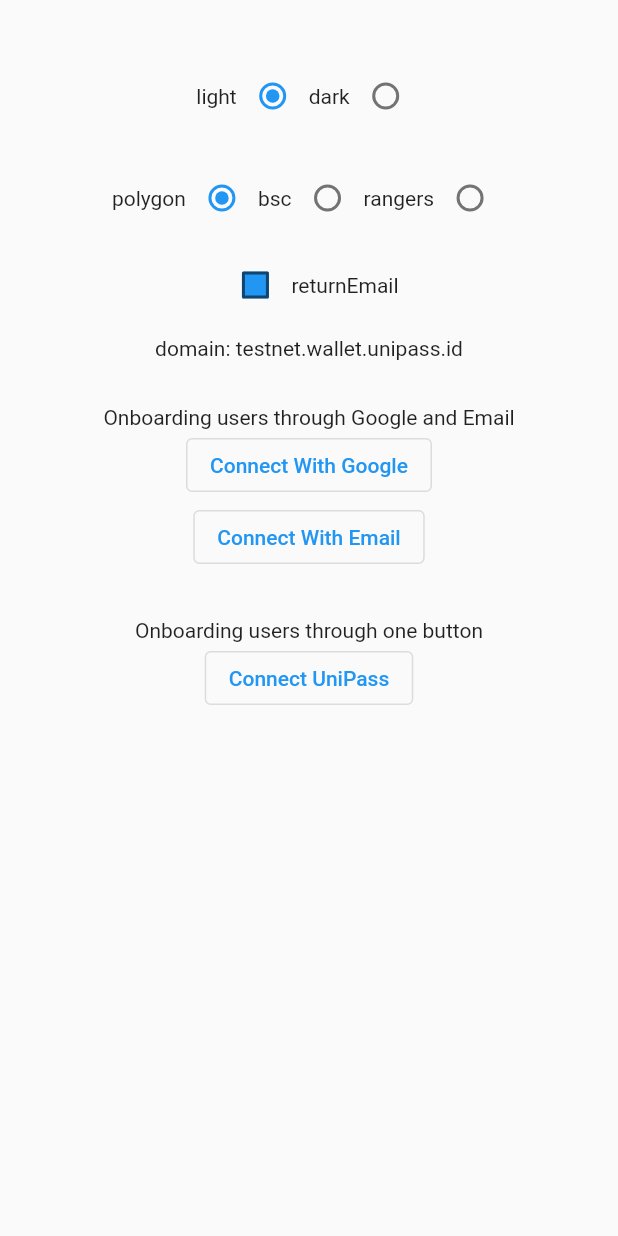
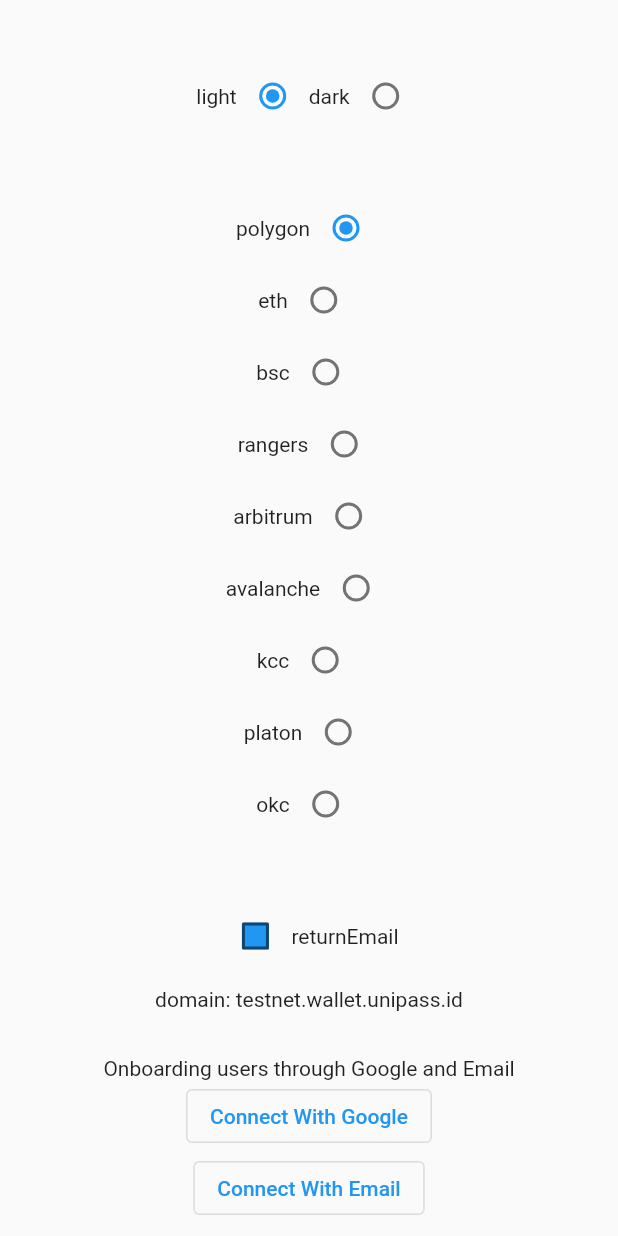
Before and after one commit to UniPassID/unipass-flutter-web-sdk, a Flutter app: the screen it shows after launch, on a phone screen of 412 x 824 dp. Run offline on Flutter 3.47's test engine with Material 2 defaults, Android fonts, the phone set to English and light mode, and no system bars; drawn by our look-alikes of oktoast; our stand-ins replace shared_preferences; missing offline and left inert: flutter_inappwebview, web3dart; accounts and stored records are empty.

Commit message:
feat: add support chain

```diff
--- a/example/lib/main.dart
+++ b/example/lib/main.dart
@@ -87,34 +87,19 @@ class _HomePageState extends State<HomePage> {
             ),
           ],
         ),
-        const SizedBox(height: 10),
-        const SizedBox(height: 10),
-        Row(
+        const SizedBox(height: 40),
+        Center(
+          child: Wrap(
+            alignment: WrapAlignment.center,
+            runAlignment: WrapAlignment.center,
+            children: ChainType.values.map((item) {
+              return Row(
                 mainAxisAlignment: MainAxisAlignment.center,
+                crossAxisAlignment: CrossAxisAlignment.center,
                 children: [
-            const Text("polygon"),
+                  Text(item.name),
                   Radio<ChainType>(
-              value: ChainType.polygon,
-              groupValue: chainType,
-              onChanged: (ChainType? value) {
-                setState(() {
-                  chainType = value!;
-                });
-              },
-            ),
-            const Text("bsc"),
-            Radio<ChainType>(
-              value: ChainType.bsc,
-              groupValue: chainType,
-              onChanged: (ChainType? value) {
-                setState(() {
-                  chainType = value!;
-                });
-              },
-            ),
-            const Text("rangers"),
-            Radio<ChainType>(
-              value: ChainType.rangers,
+                    value: item,
                     groupValue: chainType,
                     onChanged: (ChainType? value) {
                       setState(() {
@@ -123,8 +108,11 @@ class _HomePageState extends State<HomePage> {
                     },
                   ),
                 ],
+              );
+            }).toList(),
           ),
-        const SizedBox(height: 10),
+        ),
+        const SizedBox(height: 40),
         Row(
           mainAxisAlignment: MainAxisAlignment.center,
           children: [
@@ -164,7 +152,12 @@ class _HomePageState extends State<HomePage> {
               Navigator.push(
                 context,
                 MaterialPageRoute(builder: (context) {
-                  return TestPage(theme: theme, chainType: chainType, domain: domain, connectType: ConnectType.google, returnEmail: returnEmail);
+                  return TestPage(
+                      theme: theme,
+                      chainType: chainType,
+                      domain: domain,
+                      connectType: ConnectType.google,
+                      returnEmail: returnEmail);
                 }),
               );
             },
@@ -178,7 +171,12 @@ class _HomePageState extends State<HomePage> {
               Navigator.push(
                 context,
                 MaterialPageRoute(builder: (context) {
-                  return TestPage(theme: theme, chainType: chainType, domain: domain, connectType: ConnectType.email, returnEmail: returnEmail);
+                  return TestPage(
+                      theme: theme,
+                      chainType: chainType,
+                      domain: domain,
+                      connectType: ConnectType.email,
+                      returnEmail: returnEmail);
                 }),
               );
             },
--- a/example/lib/page.dart
+++ b/example/lib/page.dart
@@ -7,15 +7,34 @@ import 'package:web3dart/crypto.dart';
 
 import 'erc20.g.dart';
 
+const ethUsdcAddress = "0x365E05Fd986245d14c740c139DF8712AD8807874";
 const polygonUsdcAddress = "0x87F0E95E11a49f56b329A1c143Fb22430C07332a";
 const bscUsdcAddress = "0x64544969ed7EBf5f083679233325356EbE738930";
 const rangersUsdcAddress = "0xd6ed1c13914ff1b08737b29de4039f542162cae1";
+const arbitrumUsdcAddress = "0x8667Bfb67d4D9fd1e61168dc872e17f637964547";
+const avalancheUsdcAddress = "0x5425890298aed601595a70AB815c96711a31Bc65";
+const kccUsdcAddress = "0xd6c7e27a598714c2226404eb054e0c074c906fc9";
+const platonUsdcAddress = "0xEd5e318045D33611E877C25F7aFE6e98e2c2933C";
+const okcUsdcAddress = "0x6b2b3F5a58c4C258f63b948566581787E45D651E";
+
+const ethUsdcDecimal = 6;
 const polygonUsdcDecimal = 6;
 const bscUsdcDecimal = 18;
 const rangersUsdcDecimal = 6;
+const arbitrumUsdcDecimal = 6;
+const avalancheUsdcDecimal = 6;
+const kccUsdcDecimal = 18;
+const platonUsdcDecimal = 6;
+const okcUsdcDecimal = 6;
 
 class TestPage extends StatefulWidget {
-  const TestPage({super.key, required this.theme, required this.chainType, required this.domain, this.connectType, this.returnEmail = false});
+  const TestPage(
+      {super.key,
+      required this.theme,
+      required this.chainType,
+      required this.domain,
+      this.connectType,
+      this.returnEmail = false});
 
   final String domain;
   final UnipassTheme theme;
@@ -92,10 +111,18 @@ class _TestPage extends State<TestPage> {
                   });
                   web3.Web3Client client = uniPassWeb.getProvider();
                   web3.EthereumAddress address = web3.EthereumAddress.fromHex(uniPassWeb.getAddress());
-                  web3.EtherAmount balance_ = await client.getBalance(address);
+                  print("address.toString()");
+                  print(address.toString().toLowerCase());
+                  print(web3.EthereumAddress.fromHex(address.toString().toLowerCase()));
+                  web3.EtherAmount balance_ =
+                      await client.getBalance(web3.EthereumAddress.fromHex(address.toString().toLowerCase()));
+                  print('balance_');
+                  Erc20 contract =
+                      Erc20(address: web3.EthereumAddress.fromHex(_formatUsdcAddress(widget.chainType).toLowerCase()), client: client);
 
-                  Erc20 contract = Erc20(address: web3.EthereumAddress.fromHex(_formatUsdcAddress(widget.chainType)), client: client);
-                  BigInt usdcBalance_ = await contract.balanceOf(address);
+                  print('balance_2');
+
+                  BigInt usdcBalance_ = await contract.balanceOf(web3.EthereumAddress.fromHex(address.toString().toLowerCase()));
 
                   print("${widget.chainType.name} balance: ${balance_.getInWei.toString()}");
                   print("usdcBalance: ${usdcBalance_.toString()}");
@@ -357,7 +384,8 @@ class _TestPage extends State<TestPage> {
                   ).self.function("transfer").encodeCall(
                     [
                       web3.EthereumAddress.fromHex(_toErc20Controller.text),
-                      etherToWei(_transactionErc20Controller.text, decimal: _formatUsdcDecimal(widget.chainType), toString: false),
+                      etherToWei(_transactionErc20Controller.text,
+                          decimal: _formatUsdcDecimal(widget.chainType), toString: false),
                     ],
                   );
 
@@ -434,23 +462,41 @@ class _TestPage extends State<TestPage> {
   }
 
   String _formatNativeTokenName(ChainType chainType) {
+    if (chainType == ChainType.eth) return "ETH";
     if (chainType == ChainType.polygon) return "Matic";
     if (chainType == ChainType.bsc) return "BNB";
     if (chainType == ChainType.rangers) return "RPG";
+    if (chainType == ChainType.arbitrum) return "ETH";
+    if (chainType == ChainType.avalanche) return "AVAX";
+    if (chainType == ChainType.kcc) return "KCS";
+    if (chainType == ChainType.platon) return "LAT";
+    if (chainType == ChainType.okc) return "OKT";
     return "";
   }
 
   String _formatUsdcAddress(ChainType chainType) {
+    if (chainType == ChainType.eth) return ethUsdcAddress;
     if (chainType == ChainType.polygon) return polygonUsdcAddress;
     if (chainType == ChainType.bsc) return bscUsdcAddress;
     if (chainType == ChainType.rangers) return rangersUsdcAddress;
+    if (chainType == ChainType.arbitrum) return arbitrumUsdcAddress;
+    if (chainType == ChainType.avalanche) return avalancheUsdcAddress;
+    if (chainType == ChainType.kcc) return kccUsdcAddress;
+    if (chainType == ChainType.platon) return platonUsdcAddress;
+    if (chainType == ChainType.okc) return okcUsdcAddress;
     return "";
   }
 
   int _formatUsdcDecimal(ChainType chainType) {
+    if (chainType == ChainType.eth) return ethUsdcDecimal;
     if (chainType == ChainType.polygon) return polygonUsdcDecimal;
     if (chainType == ChainType.bsc) return bscUsdcDecimal;
     if (chainType == ChainType.rangers) return rangersUsdcDecimal;
+    if (chainType == ChainType.arbitrum) return arbitrumUsdcDecimal;
+    if (chainType == ChainType.avalanche) return avalancheUsdcDecimal;
+    if (chainType == ChainType.kcc) return kccUsdcDecimal;
+    if (chainType == ChainType.platon) return platonUsdcDecimal;
+    if (chainType == ChainType.okc) return okcUsdcDecimal;
     return 18;
   }
 }
--- a/lib/utils/config.dart
+++ b/lib/utils/config.dart
@@ -7,13 +7,42 @@ class RpcUrl {
   String ethMainnet;
   String bscMainnet;
   String rangersMainnet;
+  String arbitrumMainnet;
+  String avalancheMainnet;
+  String kccMainnet;
+  String platonMainnet;
+  String okcMainnet;
+
   String polygonMumbai;
   String ethGoerli;
   String bscTestnet;
   String rangersRobin;
+  String arbitrumTestnet;
+  String avalancheTestnet;
+  String kccTestnet;
+  String platonTestnet;
+  String okcTestnet;
 
-  RpcUrl(this.polygonMainnet, this.ethMainnet, this.bscMainnet, this.rangersMainnet, this.polygonMumbai, this.bscTestnet,
-      this.ethGoerli, this.rangersRobin);
+  RpcUrl(
+    this.polygonMainnet,
+    this.ethMainnet,
+    this.bscMainnet,
+    this.rangersMainnet,
+    this.arbitrumMainnet,
+    this.avalancheMainnet,
+    this.kccMainnet,
+    this.platonMainnet,
+    this.okcMainnet,
+    this.polygonMumbai,
+    this.bscTestnet,
+    this.ethGoerli,
+    this.rangersRobin,
+    this.arbitrumTestnet,
+    this.avalancheTestnet,
+    this.kccTestnet,
+    this.platonTestnet,
+    this.okcTestnet,
+  );
 }
 
 RpcUrl rpcUrl = RpcUrl(
@@ -21,10 +50,20 @@ RpcUrl rpcUrl = RpcUrl(
   "https://node.wallet.unipass.id/eth-mainnet",
   "https://node.wallet.unipass.id/bsc-mainnet",
   "https://node.wallet.unipass.id/rangers-mainnet",
+  "https://node.wallet.unipass.id/arbitrum-mainnet",
+  "https://node.wallet.unipass.id/avalanche-mainnet",
+  "https://node.wallet.unipass.id/kcc-mainnet",
+  "https://node.wallet.unipass.id/platon-mainnet",
+  "https://node.wallet.unipass.id/okc-mainnet",
   "https://node.wallet.unipass.id/polygon-mumbai",
   "https://node.wallet.unipass.id/eth-goerli",
   "https://node.wallet.unipass.id/bsc-testnet",
   "https://node.wallet.unipass.id/rangers-robin",
+  "https://node.wallet.unipass.id/arbitrum-testnet",
+  "https://node.wallet.unipass.id/avalanche-testnet",
+  "https://node.wallet.unipass.id/kcc-testnet",
+  "https://node.wallet.unipass.id/platon-testnet",
+  "https://node.wallet.unipass.id/okc-testnet",
 );
 
 String getRpcUrl(Environment env, ChainType chainType) {
@@ -38,6 +77,16 @@ String getRpcUrl(Environment env, ChainType chainType) {
         return rpcUrl.bscTestnet;
       case ChainType.rangers:
         return rpcUrl.rangersRobin;
+      case ChainType.arbitrum:
+        return rpcUrl.arbitrumTestnet;
+      case ChainType.avalanche:
+        return rpcUrl.avalancheTestnet;
+      case ChainType.kcc:
+        return rpcUrl.kccTestnet;
+      case ChainType.platon:
+        return rpcUrl.platonTestnet;
+      case ChainType.okc:
+        return rpcUrl.okcTestnet;
     }
   } else {
     switch (chainType) {
@@ -49,13 +98,23 @@ String getRpcUrl(Environment env, ChainType chainType) {
         return rpcUrl.bscMainnet;
       case ChainType.rangers:
         return rpcUrl.rangersMainnet;
+      case ChainType.arbitrum:
+        return rpcUrl.arbitrumMainnet;
+      case ChainType.avalanche:
+        return rpcUrl.avalancheMainnet;
+      case ChainType.kcc:
+        return rpcUrl.kccMainnet;
+      case ChainType.platon:
+        return rpcUrl.platonMainnet;
+      case ChainType.okc:
+        return rpcUrl.okcMainnet;
     }
   }
 }
 
 const String upDomain = "wallet.unipass.id";
 
-String getWalletUrl(MessageType type, String domain, String? protocol, { ConnectType? connectType }) {
+String getWalletUrl(MessageType type, String domain, String? protocol, {ConnectType? connectType}) {
   final protocol_ = protocol ?? "https";
   final domain_ = domain;
 
--- a/lib/utils/interface.dart
+++ b/lib/utils/interface.dart
@@ -2,7 +2,7 @@ import 'dart:convert';
 
 enum Environment { testnet, mainnet }
 
-enum ChainType { polygon, eth, bsc, rangers }
+enum ChainType { polygon, eth, bsc, rangers, arbitrum, avalanche, kcc, platon, okc }
 
 enum Protocol { https, http }
 
```
Lines whose indentation alone changed are shown as unchanged.
